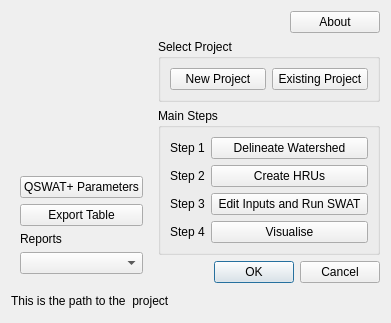
swat-model/QSWATPlus, file QSWATPlus/ui_qswat.ui: the form before one commit.
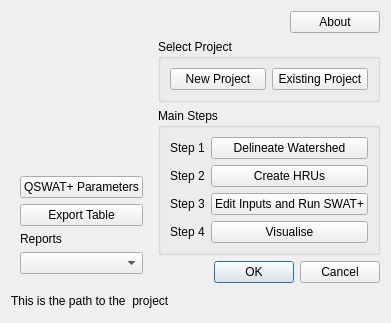
The form after the commit. Icons and pictures are not drawn.

Patch:
```diff
--- a/QSWATPlus/ui_qswat.ui
+++ b/QSWATPlus/ui_qswat.ui
@@ -208,7 +208,7 @@
          <string>Click to run the SWAT editor</string>
         </property>
         <property name="text">
-         <string>Edit Inputs and Run SWAT</string>
+         <string>Edit Inputs and Run SWAT+</string>
         </property>
        </widget>
       </item>
```
Left out of the diff: 2 changed lines with no effect on the pictures.
